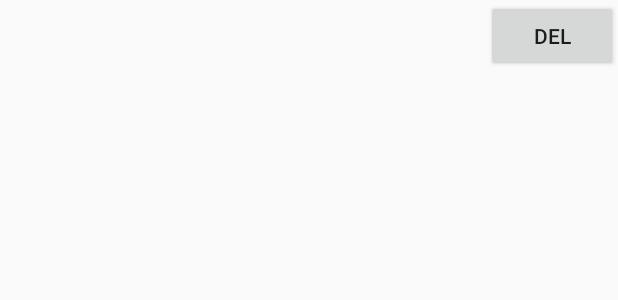
After one commit to tmhouse/elgoog, an Android app: the layout bookmark_list_items.xml on its own in the app's theme, with its tools: preview values and no code run, on a phone screen of 412 x 824 dp. The commit adds this screen. Shown: the top 300 px of the screen. Run offline under Robolectric (Android 15) with nearby library versions, the phone set to English and light mode, and no system bars.

Commit message:
bookmarkの保管、削除、選択

```diff
--- a/app/src/main/AndroidManifest.xml
+++ b/app/src/main/AndroidManifest.xml
@@ -25,6 +25,9 @@
         <activity android:name=".SettingsActivity"
                   android:configChanges="orientation|screenSize">
         </activity>
+        <activity android:name=".BookMarkActivity"
+                  android:configChanges="orientation|screenSize">
+        </activity>
     </application>
 
 </manifest>
--- a/app/src/main/java/jp/tmhouse/android/elgoog/elgoog/Prefs.java
+++ b/app/src/main/java/jp/tmhouse/android/elgoog/elgoog/Prefs.java
@@ -137,4 +137,8 @@ public class Prefs {
     public void updateBookmark(LocalDB.Bookmark bkmark) {
         m_db.updateBookmark(bkmark);
     }
+
+    public void deleteBookmark(int id) {
+        m_db.deleteBookmark(id);
+    }
 }
--- /dev/null
+++ b/app/src/main/res/layout/bookmark_list_items.xml
@@ -0,0 +1,36 @@
+<?xml version="1.0" encoding="utf-8"?>
+<LinearLayout xmlns:android="http://schemas.android.com/apk/res/android"
+              android:layout_width="match_parent"
+              android:layout_height="match_parent"
+              android:orientation="vertical" >
+
+    <LinearLayout
+        android:layout_width="match_parent"
+        android:layout_height="wrap_content"
+        android:orientation="horizontal">
+
+        <TextView
+            android:id="@+id/bookmarkTitle"
+            android:layout_width="match_parent"
+            android:layout_height="wrap_content"
+            android:layout_gravity="center"
+            android:textStyle="bold"
+            android:layout_weight="1"
+            android:textColor="#0000ff"
+            />
+
+        <Button
+            android:layout_width="wrap_content"
+            android:layout_height="wrap_content"
+            android:text="Del"
+            android:id="@+id/bookmarkDelBtn"
+            />
+    </LinearLayout>
+
+    <TextView
+        android:id="@+id/bookmarkUrl"
+        android:layout_width="match_parent"
+        android:layout_height="wrap_content"
+        android:layout_gravity="center"
+        />
+</LinearLayout>
```
Also changed, not shown: app/src/main/java/jp/tmhouse/android/elgoog/elgoog/BookMarkActivity.java (added, +138 -0 lines), app/src/main/java/jp/tmhouse/android/elgoog/elgoog/MainActivity.java (+18 -12 lines), app/src/main/res/layout/bookmark_list_main.xml (added, +12 -0 lines).
